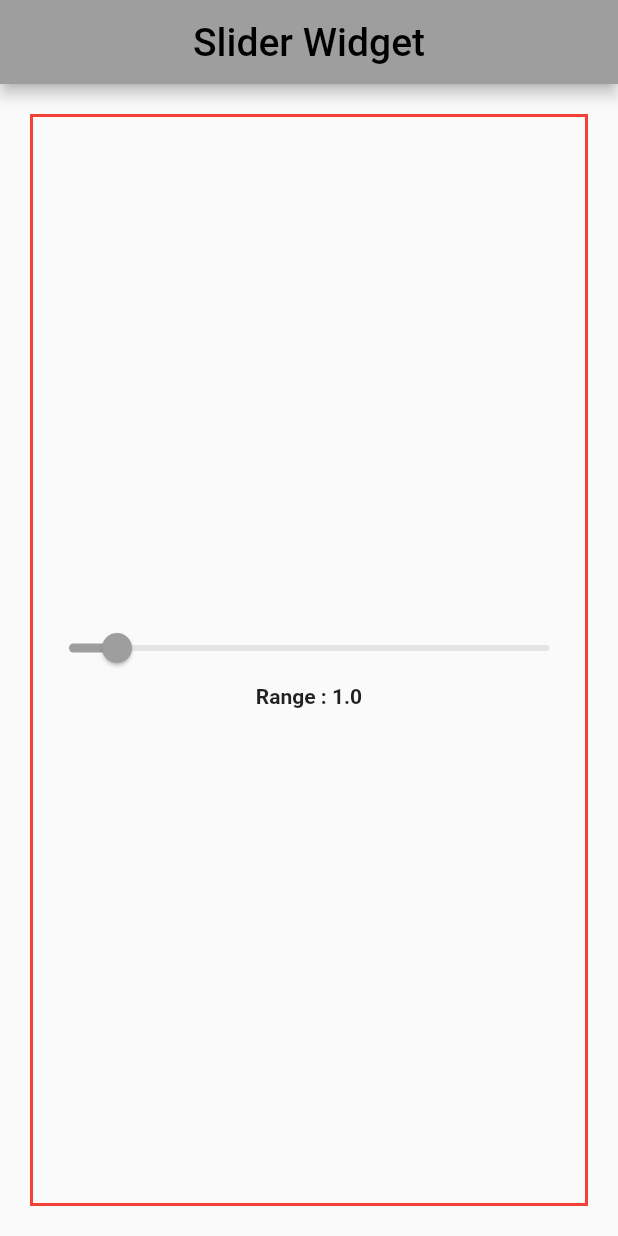
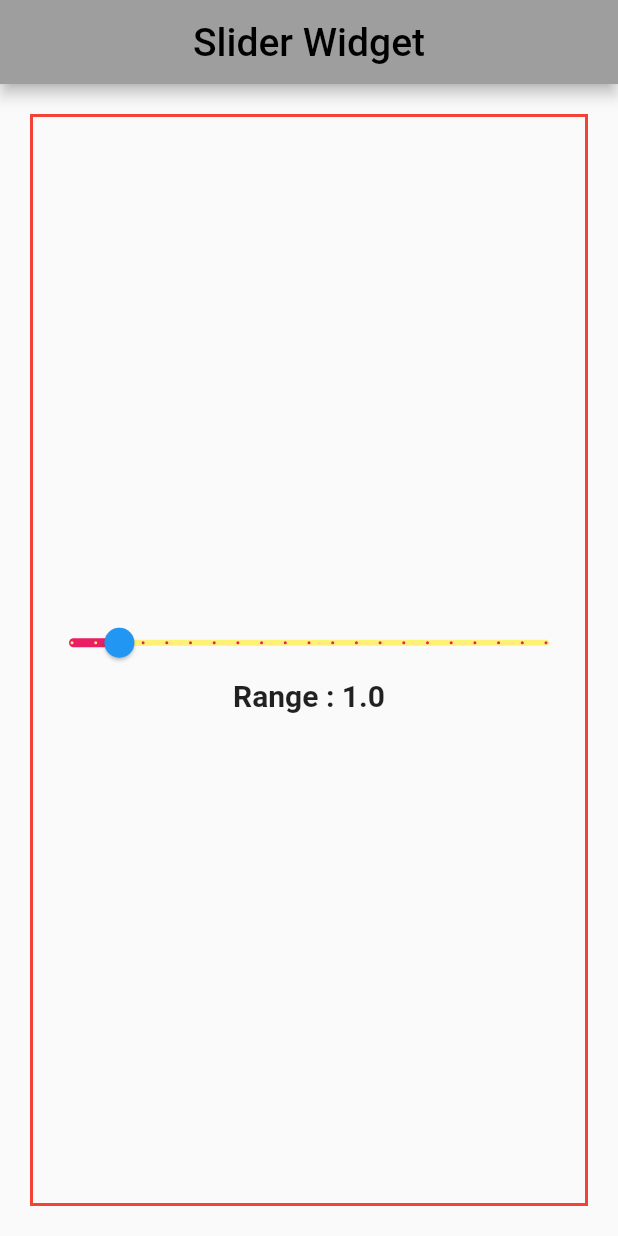
Before and after one commit to bzamanbd/my_flutter_study, a Flutter app: the screen it shows after launch, on a phone screen of 412 x 824 dp. Run offline on Flutter 3.47's test engine with Material 2 defaults, Android fonts, the phone set to English and light mode, and no system bars.

Commit message:
done_Final

```diff
--- a/lib/pages/home_page.dart
+++ b/lib/pages/home_page.dart
@@ -44,10 +44,15 @@ class _HomePageState extends State<HomePage> {
                   min: 0,
                   max: 10,
                   onChanged: smethod,
+                  activeColor: Colors.pink,
+                  inactiveColor: Colors.yellow[300],
+                  thumbColor: Colors.blue,
+                  divisions: 20,
+                  label: 'Value',
                   ),
                 Text('Range : $_sValue',
                 style:const TextStyle(
-                  fontSize: 14.0,
+                  fontSize: 20.0,
                   fontWeight: FontWeight.bold
                   ) ,
                 ),
```
